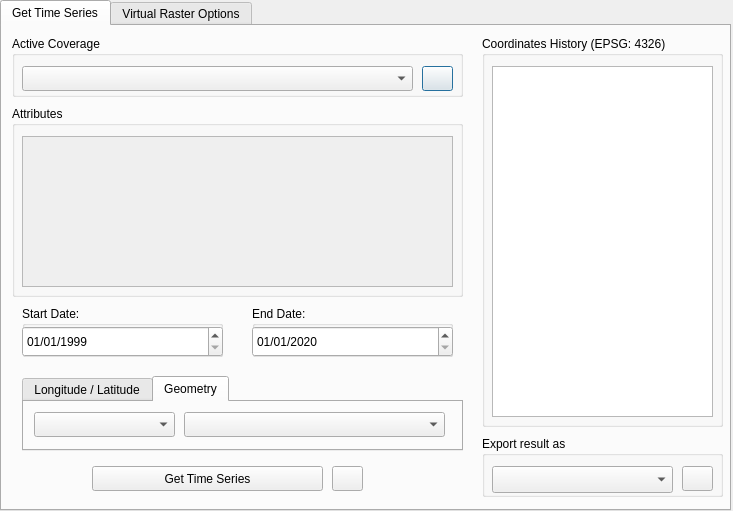
Above: wtss_plugin/wtss_qgis_dialog_base.ui from brazil-data-cube/wtss-qgis before the change. Below: the same form after it.
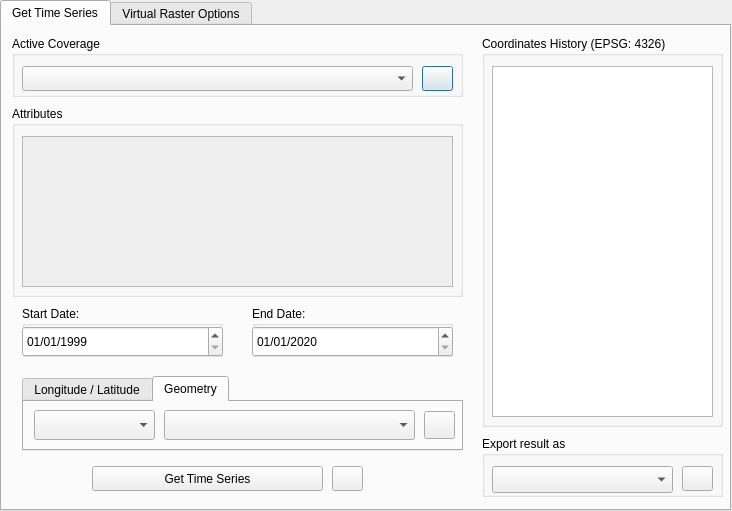
That is the form after the change. The open tabs and pages were chosen to show the change.

What changed in the file:
```diff
--- a/wtss_plugin/wtss_qgis_dialog_base.ui
+++ b/wtss_plugin/wtss_qgis_dialog_base.ui
@@ -6,7 +6,7 @@
    <rect>
     <x>0</x>
     <y>0</y>
-    <width>733</width>
+    <width>732</width>
     <height>511</height>
    </rect>
   </property>
@@ -380,10 +380,10 @@
       <widget class="QComboBox" name="available_layer_polygons">
        <property name="geometry">
         <rect>
-         <x>160</x>
-         <y>10</y>
-         <width>261</width>
-         <height>25</height>
+         <x>140</x>
+         <y>8</y>
+         <width>251</width>
+         <height>30</height>
         </rect>
        </property>
       </widget>
@@ -391,12 +391,25 @@
        <property name="geometry">
         <rect>
          <x>10</x>
-         <y>10</y>
-         <width>141</width>
-         <height>25</height>
+         <y>8</y>
+         <width>121</width>
+         <height>30</height>
         </rect>
        </property>
       </widget>
+      <widget class="QPushButton" name="refresh_layers">
+       <property name="geometry">
+        <rect>
+         <x>400</x>
+         <y>9</y>
+         <width>31</width>
+         <height>28</height>
+        </rect>
+       </property>
+       <property name="text">
+        <string/>
+       </property>
+      </widget>
      </widget>
     </widget>
    </widget>
```
Left out of the diff: 8 changed lines with no effect on the pictures.
